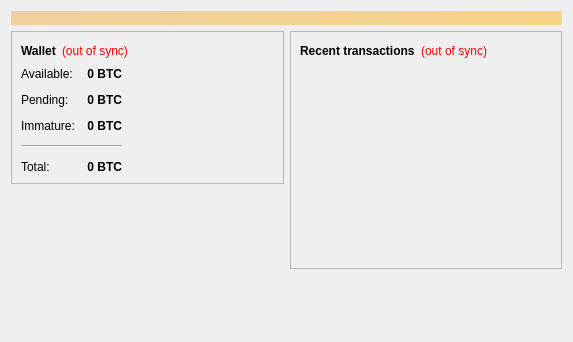
chadinu/coinasta, file src/qt/forms/overviewpage.ui: the form before one commit.
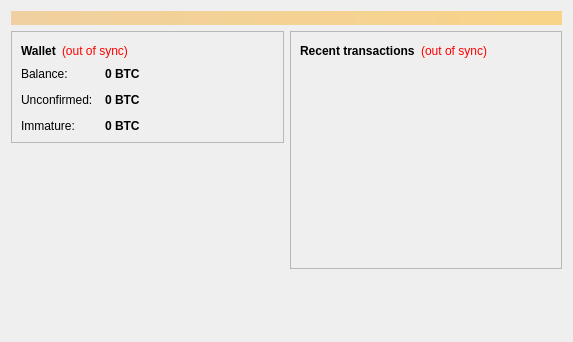
The form after the commit.

```diff
--- a/src/qt/forms/overviewpage.ui
+++ b/src/qt/forms/overviewpage.ui
@@ -90,8 +90,6 @@
            </layout>
           </item>
           <item>
-          <layout class="QHBoxLayout" name="horizontalLayout_3">
-           <item>
            <layout class="QFormLayout" name="formLayout_2">
             <property name="fieldGrowthPolicy">
              <enum>QFormLayout::AllNonFixedFieldsGrow</enum>
@@ -105,7 +103,7 @@
             <item row="0" column="0">
              <widget class="QLabel" name="label">
               <property name="text">
-               <string>Available:</string>
+               <string>Balance:</string>
               </property>
              </widget>
             </item>
@@ -126,9 +124,6 @@
               <property name="text">
                <string notr="true">0 BTC</string>
               </property>
-              <property name="alignment">
-               <set>Qt::AlignRight|Qt::AlignTrailing|Qt::AlignVCenter</set>
-              </property>
               <property name="textInteractionFlags">
                <set>Qt::LinksAccessibleByMouse|Qt::TextSelectableByKeyboard|Qt::TextSelectableByMouse</set>
               </property>
@@ -137,7 +132,7 @@
             <item row="1" column="0">
              <widget class="QLabel" name="label_3">
               <property name="text">
-               <string>Pending:</string>
+               <string>Unconfirmed:</string>
               </property>
              </widget>
             </item>
@@ -158,9 +153,6 @@
               <property name="text">
                <string notr="true">0 BTC</string>
               </property>
-              <property name="alignment">
-               <set>Qt::AlignRight|Qt::AlignTrailing|Qt::AlignVCenter</set>
-              </property>
               <property name="textInteractionFlags">
                <set>Qt::LinksAccessibleByMouse|Qt::TextSelectableByKeyboard|Qt::TextSelectableByMouse</set>
               </property>
@@ -187,67 +179,10 @@
               <property name="text">
                <string notr="true">0 BTC</string>
               </property>
-              <property name="alignment">
-               <set>Qt::AlignRight|Qt::AlignTrailing|Qt::AlignVCenter</set>
-              </property>
               <property name="textInteractionFlags">
                <set>Qt::LinksAccessibleByMouse|Qt::TextSelectableByKeyboard|Qt::TextSelectableByMouse</set>
               </property>
              </widget>
-            </item>
-            <item row="4" column="0">
-             <widget class="QLabel" name="labelTotalText">
-              <property name="text">
-               <string>Total:</string>
-              </property>
-             </widget>
-            </item>
-            <item row="4" column="1">
-             <widget class="QLabel" name="labelTotal">
-              <property name="font">
-               <font>
-                <weight>75</weight>
-                <bold>true</bold>
-               </font>
-              </property>
-              <property name="cursor">
-               <cursorShape>IBeamCursor</cursorShape>
-              </property>
-              <property name="toolTip">
-               <string>Your current total balance</string>
-              </property>
-              <property name="text">
-               <string notr="true">0 BTC</string>
-              </property>
-              <property name="alignment">
-               <set>Qt::AlignRight|Qt::AlignTrailing|Qt::AlignVCenter</set>
-              </property>
-              <property name="textInteractionFlags">
-               <set>Qt::LinksAccessibleByMouse|Qt::TextSelectableByKeyboard|Qt::TextSelectableByMouse</set>
-              </property>
-             </widget>
-            </item>
-            <item row="3" column="0" colspan="2">
-             <widget class="Line" name="line">
-              <property name="orientation">
-               <enum>Qt::Horizontal</enum>
-              </property>
-             </widget>
-            </item>
-           </layout>
-          </item>
-            <item>
-             <spacer name="horizontalSpacer_3">
-              <property name="orientation">
-               <enum>Qt::Horizontal</enum>
-              </property>
-              <property name="sizeHint" stdset="0">
-               <size>
-                <width>40</width>
-                <height>20</height>
-               </size>
-              </property>
-             </spacer>
             </item>
            </layout>
           </item>
```
Left out of the diff: 4 changed lines with no effect on the pictures.
